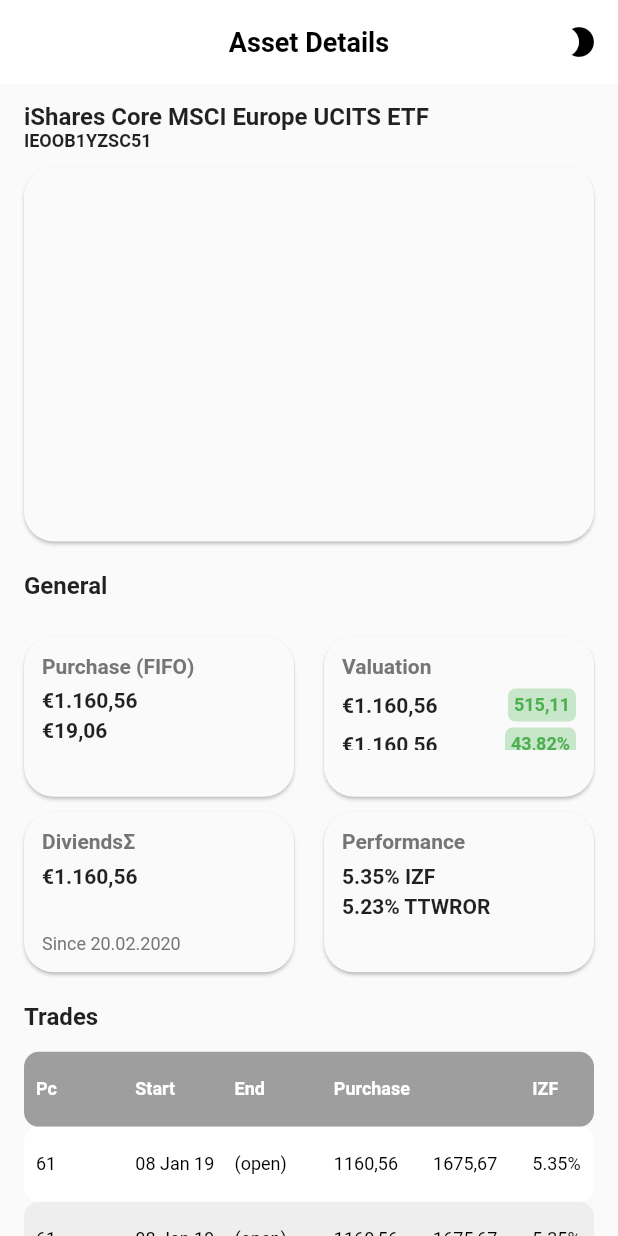
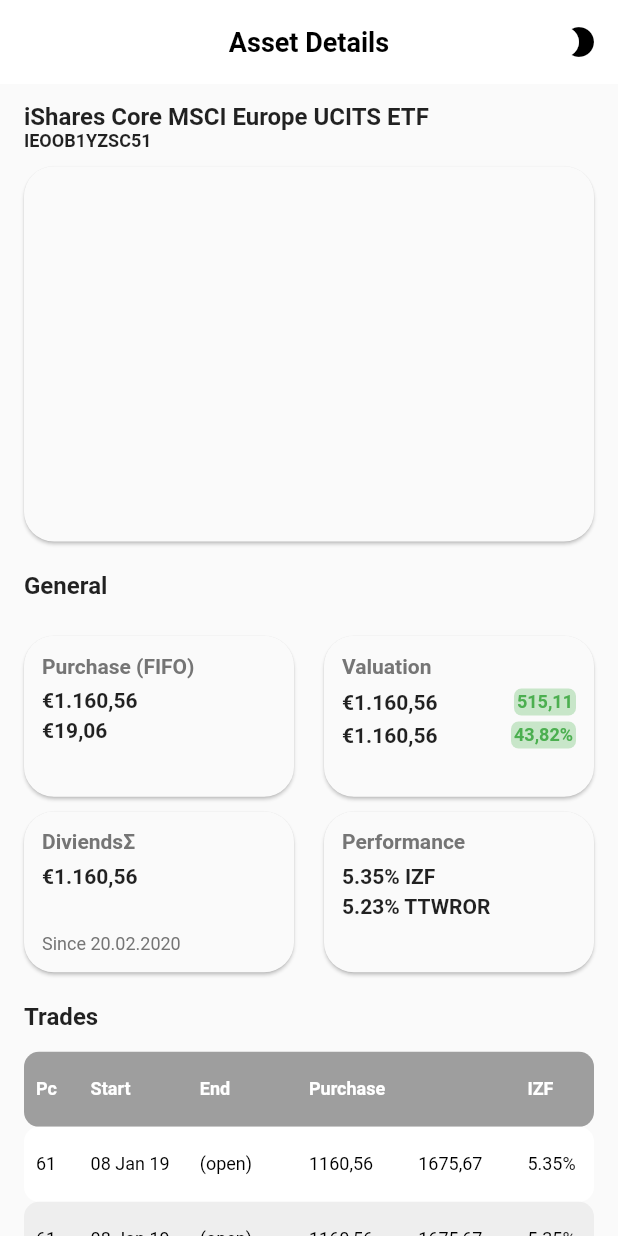
Before and after one commit to abberatfortex/asset_demo, a Flutter app: the screen it shows after launch, on a phone screen of 412 x 824 dp. Run offline on Flutter 3.47's test engine with Material 2 defaults, Android fonts, the phone set to English and light mode, and no system bars; our stand-ins replace get.

Commit message:
flex setting

```diff
--- a/lib/widgets/row_widget.dart
+++ b/lib/widgets/row_widget.dart
@@ -4,7 +4,8 @@
 
 class RowWidget extends StatefulWidget {
   String? col1,col2,col3,col4,col5,col6, type;
-  RowWidget({Key? key, this.col1, this.col2, this.col3, this.col4, this.col5, this.col6, this.type}) : super(key: key);
+  int? col1Flex,col2Flex,col3Flex,col4Flex,col5Flex,col6Flex;
+  RowWidget({Key? key, this.col1, this.col2, this.col3, this.col4, this.col5, this.col6, this.type, this.col1Flex, this.col2Flex, this.col3Flex, this.col4Flex, this.col5Flex, this.col6Flex}) : super(key: key);
 
   @override
   State<RowWidget> createState() => _RowWidgetState();
@@ -15,7 +16,7 @@
   Widget build(BuildContext context) {
     return Container(
       height: 50,
-      padding: EdgeInsets.symmetric(horizontal: 8.0),
+      padding: const EdgeInsets.symmetric(horizontal: 8.0),
       decoration: BoxDecoration(
         borderRadius: BorderRadius.circular(10),
         color: Theme.of(context).brightness == Brightness.dark ?
@@ -30,22 +31,22 @@
 
         children: [
           Expanded(
-              flex: 2,
+              flex: widget.col1Flex ?? 2,
               child: Text(widget.col1 ?? '',  style: TextStyle(fontWeight:  widget.type == 'header' ? FontWeight.bold : FontWeight.normal, color:  widget.type == 'header' ? Colors.white : Theme.of(context).brightness == Brightness.dark ? Colors.white : Colors.black, fontSize: 12))),
           Expanded(
-              flex: 2,
+              flex: widget.col2Flex ?? 2,
               child: Text(widget.col2 ?? '', style: TextStyle(fontWeight:  widget.type == 'header' ? FontWeight.bold : FontWeight.normal, color:  widget.type == 'header' ? Colors.white :  Theme.of(context).brightness == Brightness.dark ? Colors.white : Colors.black, fontSize: 12))),
           Expanded(
-              flex: 2,
+              flex: widget.col3Flex ?? 2,
               child: Text(widget.col3 ?? '', style: TextStyle(fontWeight:  widget.type == 'header' ? FontWeight.bold : FontWeight.normal, color:  widget.type == 'header' ? Colors.white :   Theme.of(context).brightness == Brightness.dark ? Colors.white : Colors.black, fontSize: 12))),
           Expanded(
-              flex: 2,
+              flex: widget.col4Flex ?? 2,
               child: Text(widget.col4 ?? '', style: TextStyle(fontWeight:  widget.type == 'header' ? FontWeight.bold : FontWeight.normal, color:  widget.type == 'header' ? Colors.white :  Theme.of(context).brightness == Brightness.dark ? Colors.white : Colors.black, fontSize: 12))),
           Expanded(
-              flex: 2,
+              flex: widget.col5Flex ?? 2,
               child: Text(widget.col5 ?? '', style: TextStyle(fontWeight:  widget.type == 'header' ? FontWeight.bold : FontWeight.normal, color:  widget.type == 'header' ? Colors.white :  Theme.of(context).brightness == Brightness.dark ? Colors.white : Colors.black, fontSize: 12))),
           Expanded(
-              flex: 1,
+              flex: widget.col6Flex ?? 1,
               child: Text(widget.col6 ?? '', style: TextStyle(fontWeight:  widget.type == 'header' ? FontWeight.bold : FontWeight.normal, color:  widget.type == 'header' ? Colors.white :  Theme.of(context).brightness == Brightness.dark ? Colors.white : Colors.black, fontSize: 12))),
 
         ],
--- a/lib/widgets/tile_widget.dart
+++ b/lib/widgets/tile_widget.dart
@@ -62,7 +62,7 @@
         children:[
           Text(value?? '', style: TextStyle(fontWeight: FontWeight.bold),),
           Container(
-            padding: changeInValue == null ? EdgeInsets.zero:EdgeInsets.all(4),
+            padding: changeInValue == null ? EdgeInsets.zero:EdgeInsets.all(2),
               decoration: BoxDecoration(color: Colors.green.shade100, borderRadius: BorderRadius.circular(5)),
               child: Text(changeInValue ?? '', style: TextStyle(fontWeight: FontWeight.bold, color: Colors.green, fontSize: 12),)),
         ],
--- a/lib/widgets/trades_widget.dart
+++ b/lib/widgets/trades_widget.dart
@@ -17,14 +17,14 @@
       children: [
         HeaderWidget(title: 'Trades'),
         RowWidget(type: 'header',
-        col1: 'Pc', col2: 'Start', col3: 'End', col4: 'Purchase', col5: '', col6: 'IZF',),
+        col1: 'Pc', col1Flex: 1, col2: 'Start', col3: 'End', col4: 'Purchase', col5: '', col6: 'IZF',),
         ListView.builder(
           shrinkWrap: true,
             physics: NeverScrollableScrollPhysics(),
             itemCount: 4,
             itemBuilder: (context, index){
               return  RowWidget(type: index%2 == 0 ? 'data' : 'dataGrey',
-                col1: '61', col2: '08 Jan 19', col3: '(open)', col4: '1160,56', col5: '1675,67', col6: '5.35%',);
+                col1: '61', col1Flex: 1, col2: '08 Jan 19', col3: '(open)', col4: '1160,56', col5: '1675,67', col6: '5.35%',);
             })
 
       ],
```
